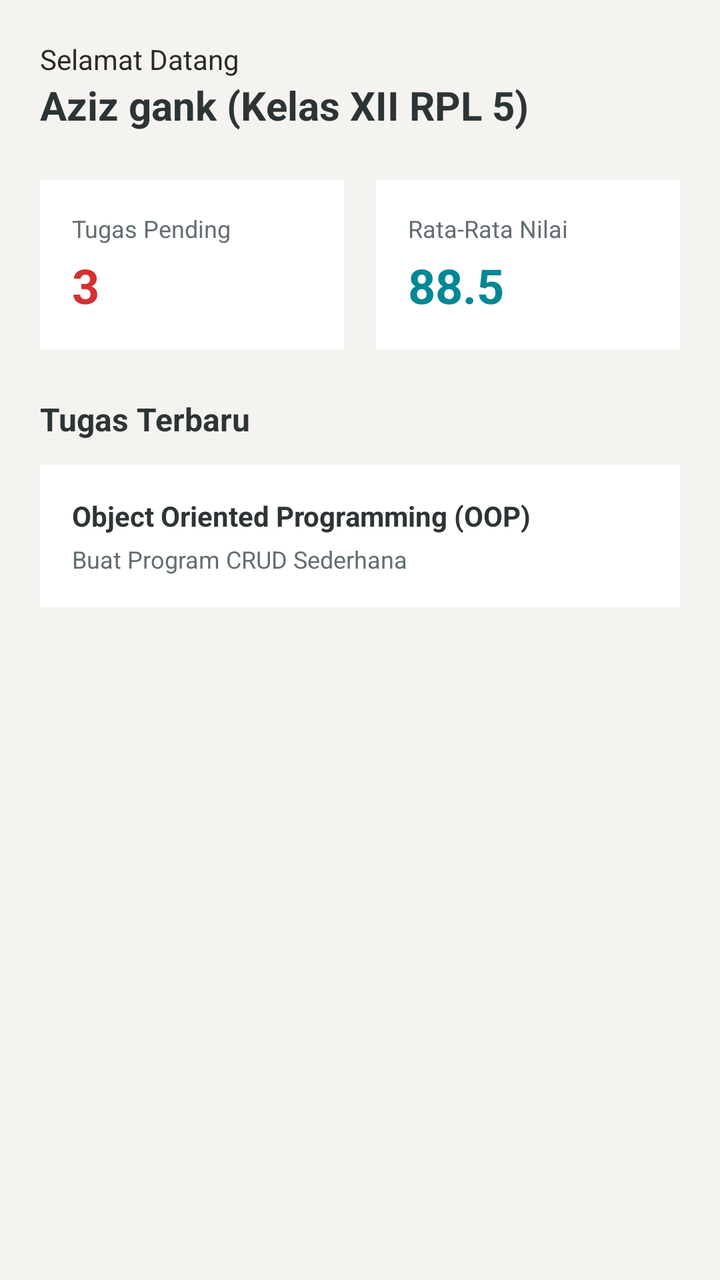
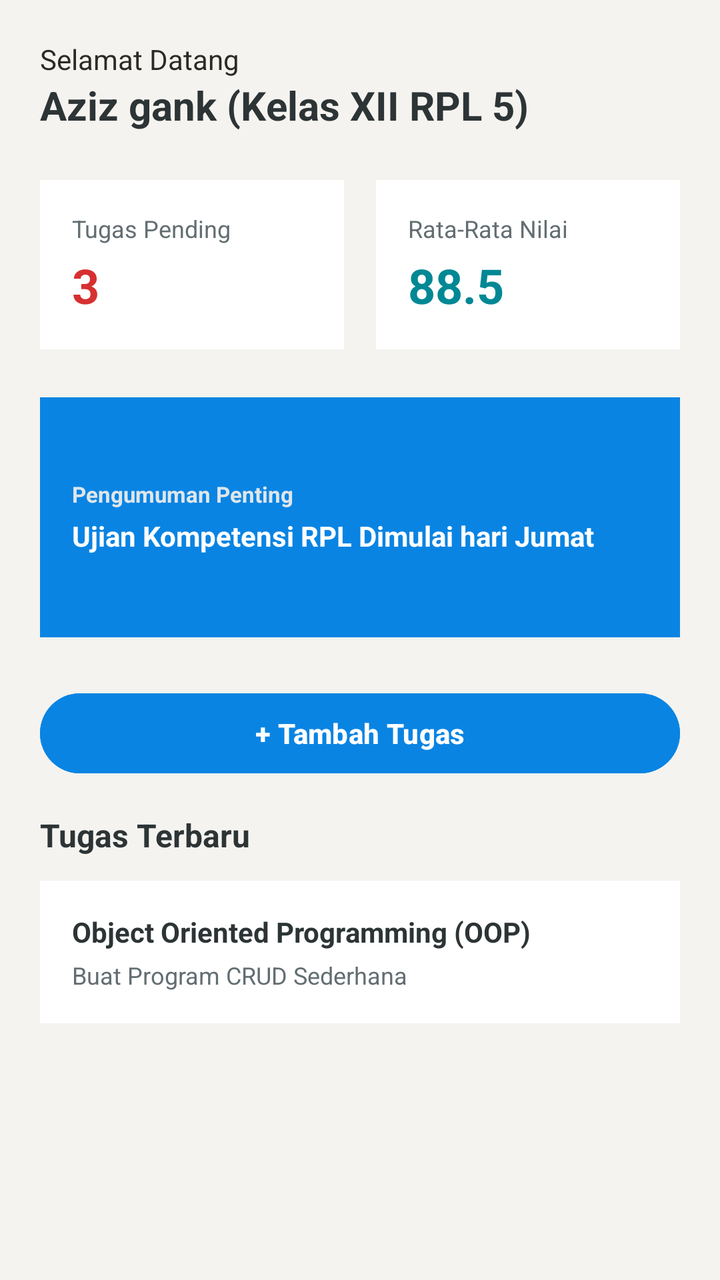

An Android layout rendered at two revisions. The XML below is the earlier revision; the diff shows what the commit changed to produce the second picture.
<!-- AndroidManifest.xml: application theme Theme.Management_App -->
<!-- res/layout/activity_main.xml -->
<?xml version="1.0" encoding="utf-8"?>
<LinearLayout
    xmlns:android="http://schemas.android.com/apk/res/android"
    android:layout_width="match_parent"
    android:layout_height="match_parent"
    android:orientation="vertical"
    android:background="#F4F3EF"
    android:padding="20dp">

    
    <LinearLayout
        android:layout_width="match_parent"
        android:layout_height="wrap_content"
        android:orientation="vertical"
        android:layout_marginBottom="24dp">

        <TextView
            android:layout_width="wrap_content"
            android:layout_height="wrap_content"
            android:text="Selamat Datang"
            android:textSize="14sp"
            android:textColor="#2D2A26" />

        <TextView
            android:id="@+id/tvNamaSiswa"
            android:layout_width="wrap_content"
            android:layout_height="wrap_content"
            android:text="Aziz gank (Kelas XII RPL 5)"
            android:textSize="20sp"
            android:textStyle="bold"
            android:textColor="#2D3436" />

    </LinearLayout>

    
    <LinearLayout
        android:layout_width="match_parent"
        android:layout_height="wrap_content"
        android:orientation="horizontal"
        android:layout_marginBottom="24dp">

        
        <LinearLayout
            android:layout_width="0dp"
            android:layout_height="wrap_content"
            android:layout_weight="1"
            android:orientation="vertical"
            android:background="#FFFFFF"
            android:padding="16dp"
            android:layout_marginEnd="8dp">

            <TextView
                android:layout_width="wrap_content"
                android:layout_height="wrap_content"
                android:text="Tugas Pending"
                android:textSize="12sp"
                android:textColor="#636E72"/>

            <TextView
                android:id="@+id/tvJumlahTugas"
                android:layout_width="wrap_content"
                android:layout_height="wrap_content"
                android:text="3"
                android:textSize="24sp"
                android:textStyle="bold"
                android:textColor="#D63031"
                android:layout_marginTop="4dp"/>

        </LinearLayout>

        
        <LinearLayout
            android:layout_width="0dp"
            android:layout_height="wrap_content"
            android:layout_weight="1"
            android:orientation="vertical"
            android:background="#FFFFFF"
            android:padding="16dp"
            android:layout_marginStart="8dp">

            <TextView
                android:layout_width="wrap_content"
                android:layout_height="wrap_content"
                android:text="Rata-Rata Nilai"
                android:textSize="12sp"
                android:textColor="#636E72"/>

            <TextView
                android:id="@+id/tvRataNilai"
                android:layout_width="wrap_content"
                android:layout_height="wrap_content"
                android:text="88.5"
                android:textSize="24sp"
                android:textStyle="bold"
                android:textColor="#008894"
                android:layout_marginTop="4dp"/>

        </LinearLayout>

    </LinearLayout>

    
    <TextView
        android:layout_width="wrap_content"
        android:layout_height="wrap_content"
        android:text="Tugas Terbaru"
        android:textSize="16sp"
        android:textStyle="bold"
        android:textColor="#2D3436"
        android:layout_marginBottom="12dp"/>

    
    <LinearLayout
        android:layout_width="match_parent"
        android:layout_height="wrap_content"
        android:orientation="vertical"
        android:background="#FFFFFF"
        android:padding="16dp">

        <TextView
            android:layout_width="wrap_content"
            android:layout_height="wrap_content"
            android:text="Object Oriented Programming (OOP)"
            android:textSize="14sp"
            android:textStyle="bold"
            android:textColor="#2D3436"/>

        <TextView
            android:layout_width="wrap_content"
            android:layout_height="wrap_content"
            android:text="Buat Program CRUD Sederhana"
            android:textSize="12sp"
            android:textColor="#636E72"
            android:layout_marginTop="4dp"/>


    </LinearLayout>

</LinearLayout>
<!-- resources referenced by this layout -->
<resources>
  <style name="Theme.Management_App" parent="Base.Theme.Management_App" />
  <style name="Base.Theme.Management_App" parent="Theme.Material3.DayNight.NoActionBar">
          
          
      </style>
</resources>

<!-- the commit's change to res/layout/activity_main.xml (unified diff, before → after) -->
@@ -1,4 +1,9 @@
 <?xml version="1.0" encoding="utf-8"?>
+<FrameLayout
+    xmlns:android="http://schemas.android.com/apk/res/android"
+    android:layout_width="match_parent"
+    android:layout_height="match_parent"
+    android:background="#FFFFFF">
 <LinearLayout
     xmlns:android="http://schemas.android.com/apk/res/android"
     android:layout_width="match_parent"
@@ -100,6 +105,57 @@
     </LinearLayout>
 
     
+    <FrameLayout
+        android:layout_width="match_parent"
+        android:layout_height="120dp"
+        android:layout_marginBottom="24dp">
+
+        
+        <View
+            android:layout_width="match_parent"
+            android:layout_height="match_parent"
+            android:background="#0984E3"/>
+
+        
+        <LinearLayout
+            android:layout_width="match_parent"
+            android:layout_height="match_parent"
+            android:orientation="vertical"
+            android:padding="16dp"
+            android:gravity="center_vertical">
+
+            <TextView
+                android:layout_width="wrap_content"
+                android:layout_height="wrap_content"
+                android:text="Pengumuman Penting"
+                android:textSize="11sp"
+                android:textColor="#DFE6E9"
+                android:textStyle="bold"/>
+
+            <TextView
+                android:layout_width="wrap_content"
+                android:layout_height="wrap_content"
+                android:text="Ujian Kompetensi RPL Dimulai hari Jumat"
+                android:textSize="14sp"
+                android:textColor="#FFFFFF"
+                android:textStyle="bold"
+                android:layout_marginTop="4dp"/>
+        </LinearLayout>
+    </FrameLayout>
+
+    
+    <Button
+        android:layout_width="match_parent"
+        android:layout_height="wrap_content"
+        android:id="@+id/TombolForm"
+        android:text="+ Tambah Tugas"
+        android:textColor="#FFFFFF"
+        android:backgroundTint="#0984E3"
+        android:layout_marginBottom="16dp"
+        android:textSize="14sp"
+        android:textStyle="bold"/>
+
+    
     <TextView
         android:layout_width="wrap_content"
         android:layout_height="wrap_content"
@@ -137,3 +193,4 @@
     </LinearLayout>
 
 </LinearLayout>
+</FrameLayout>
